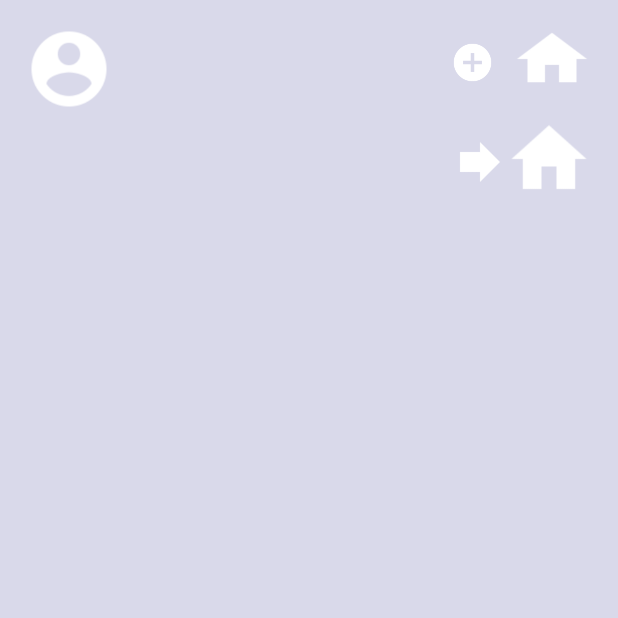
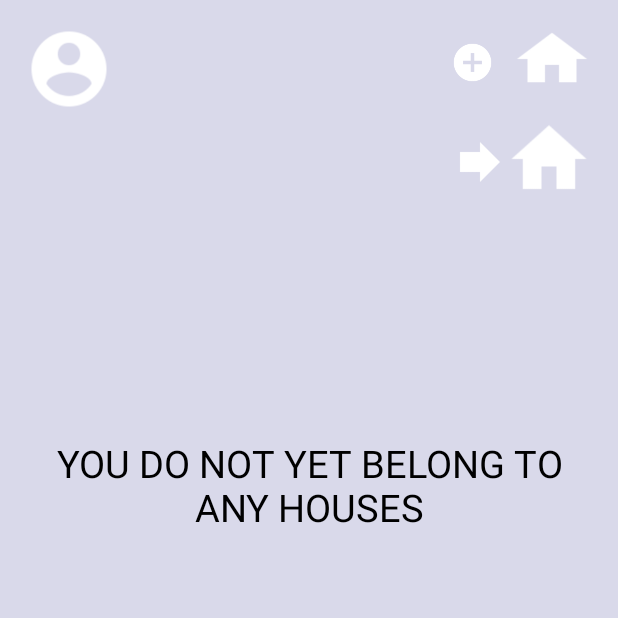
Before and after one commit to JKonTiki/Housemates, an Android app: the screen it shows after launch once a user with an empty profile is signed in (MainActivity), on a phone screen of 412 x 824 dp, the top half of it. Run offline under Robolectric (Android 15) with nearby library versions, the phone set to English and light mode, and no system bars; our stand-ins replace ButterKnife, Firebase (no records; nobody signed in at launch, a user with empty details on screens opened directly); libraries missing offline, so code that uses them is left out: org.parceler.

Commit message:
remove loose pipe listeners, bind to text views for basic dev indicators

```diff
--- a/app/src/main/java/com/jeremyfryd/housemates/ui/MainActivity.java
+++ b/app/src/main/java/com/jeremyfryd/housemates/ui/MainActivity.java
@@ -10,6 +10,7 @@ import android.view.View;
 import android.widget.ArrayAdapter;
 import android.widget.ImageView;
 import android.widget.ListView;
+import android.widget.TextView;
 import android.widget.Toast;
 
 import com.google.firebase.auth.FirebaseAuth;
@@ -38,6 +39,8 @@ public class MainActivity extends AppCompatActivity implements View.OnClickListe
     @Bind(R.id.addNewHouse) ImageView mAddNewHouseIcon;
     @Bind(R.id.joinArrow) ImageView mJoinArrowIcon;
     @Bind(R.id.joinHouse) ImageView mJoinHouseIcon;
+    @Bind(R.id.noHousesMessage) TextView mNoHousesTextView;
+    @Bind(R.id.houseName) TextView mHouseName;
     private ChildEventListener mChildEventListener;
     private ArrayList<House> mHouses= new ArrayList<House>();
     private ArrayList<Roommate> mRoommates= new ArrayList<Roommate>();
@@ -88,95 +91,36 @@ public class MainActivity extends AppCompatActivity implements View.OnClickListe
                             public void onDataChange(DataSnapshot houseSnapshot) {
                                 if (houseSnapshot.exists()){
                                     mHouse = houseSnapshot.getValue(House.class);
-//                                TODO frontend - populate views with house Info
-                                    Log.d("sucess house retrieve: ", mHouse.getName());
+                                    mHouseName.setText(mHouse.getName()+ ":");
+
+
+
+
+
+
+
                                 } else{
-//                    TODO frontend - set text 'no houses yet'
-                                    Log.d("test house retrieval: ", "fail, no houses from listener");
+                                    mNoHousesTextView.setText("YOU DO NOT YET BELONG TO ANY HOUSES");
+                                    Log.d("house retrieval: ", "fail, no houses from listener");
                                 }
                             }
                             @Override
                             public void onCancelled(DatabaseError databaseError) {}
                         });
                     } else{
-                        Log.d("test house retrieval: ", "fail, no houses for roommate");
+                        Log.d("house retrieval: ", "fail, no houses for roommate");
+                        mNoHousesTextView.setText("YOU DO NOT YET BELONG TO ANY HOUSES");
                     }
                 } else{
                     mRoommate = new Roommate(mUser.getDisplayName(), mUser.getUid());
-//                    TODO frontend - set text 'no houses yet'
+                    mNoHousesTextView.setText("YOU DO NOT YET BELONG TO ANY HOUSES");
                     DatabaseReference roommatePushRef = roommateRef.child(mRoommate.getRoommateId());
                     roommatePushRef.setValue(mRoommate);
-                    Log.d("test house retrieval: ", "profile just generated");
+                    Log.d("house retrieval: ", "profile just generated");
                 }
             }
             @Override
             public void onCancelled(DatabaseError databaseError) {}
-        });
-
-
-
-
-
-
-        databaseRef = FirebaseDatabase
-                .getInstance()
-                .getReference();
-        housesListener = databaseRef.child(Constants.FIREBASE_CHILD_HOUSES).addChildEventListener(new ChildEventListener() {
-            @Override
-            public void onChildAdded(DataSnapshot dataSnapshot, String s) {
-                mHouses.add(dataSnapshot.getValue(House.class));
-            }
-
-            @Override
-            public void onChildChanged(DataSnapshot dataSnapshot, String s) {
-
-            }
-
-            @Override
-            public void onChildRemoved(DataSnapshot dataSnapshot) {
-
-            }
-
-            @Override
-            public void onChildMoved(DataSnapshot dataSnapshot, String s) {
-
-            }
-
-            @Override
-            public void onCancelled(DatabaseError databaseError) {
-
-            }
-        });
-
-        roommatesListener = databaseRef.child(Constants.FIREBASE_CHILD_ROOMMATES).child(mUserId).addChildEventListener(new ChildEventListener() {
-            @Override
-            public void onChildAdded(DataSnapshot dataSnapshot, String s) {
-
-
-
-
-
-            }
-
-            @Override
-            public void onChildChanged(DataSnapshot dataSnapshot, String s) {
-
-            }
-
-            @Override
-            public void onChildRemoved(DataSnapshot dataSnapshot) {
-
-            }
-
-            @Override
-            public void onChildMoved(DataSnapshot dataSnapshot, String s) {
-
-            }
-
-            @Override
-            public void onCancelled(DatabaseError databaseError) {
-
-            }
         });
     }
 
--- a/app/src/main/res/layout/activity_main.xml
+++ b/app/src/main/res/layout/activity_main.xml
@@ -57,5 +57,30 @@
         android:layout_marginEnd="6dp"
         android:layout_marginBottom="6dp" />
 
+    <TextView
+        android:text=""
+        android:textSize="25dp"
+        android:textAlignment="center"
+        android:textColor="@android:color/black"
+        android:layout_width="wrap_content"
+        android:layout_height="wrap_content"
+        android:layout_below="@+id/joinArrow"
+        android:layout_centerHorizontal="true"
+        android:layout_marginTop="155dp"
+        android:id="@+id/noHousesMessage" />
+
+    <TextView
+        android:text=""
+        android:textSize="20dp"
+        android:textAlignment="center"
+        android:textColor="@color/colorPrimaryDark"
+        android:layout_width="wrap_content"
+        android:layout_height="wrap_content"
+        android:id="@+id/houseName"
+        android:layout_marginBottom="60dp"
+        android:layout_alignBottom="@+id/noHousesMessage"
+        android:layout_alignParentStart="true"
+        android:layout_marginStart="26dp" />
+
 
 </RelativeLayout>
```
